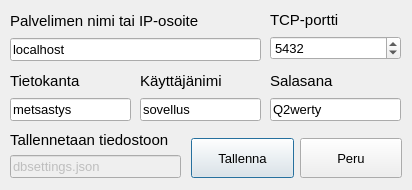
janlevea/hirviporukka, file serverSettingsDialog.ui: the form before one commit.
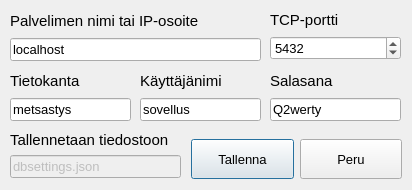
The form after the commit.

What changed in the file:
```diff
--- a/serverSettingsDialog.ui
+++ b/serverSettingsDialog.ui
@@ -13,7 +13,7 @@
   <property name="windowTitle">
    <string>Tietokantapalvelimen asetukset</string>
   </property>
-  <widget class="QWidget" name="">
+  <widget class="QWidget" name="layoutWidget">
    <property name="geometry">
     <rect>
      <x>10</x>
@@ -49,7 +49,7 @@
     </item>
    </layout>
   </widget>
-  <widget class="QWidget" name="">
+  <widget class="QWidget" name="layoutWidget">
    <property name="geometry">
     <rect>
      <x>270</x>
@@ -91,7 +91,7 @@
     </item>
    </layout>
   </widget>
-  <widget class="QWidget" name="">
+  <widget class="QWidget" name="layoutWidget">
    <property name="geometry">
     <rect>
      <x>10</x>
@@ -127,7 +127,7 @@
     </item>
    </layout>
   </widget>
-  <widget class="QWidget" name="">
+  <widget class="QWidget" name="layoutWidget">
    <property name="geometry">
     <rect>
      <x>140</x>
@@ -163,7 +163,7 @@
     </item>
    </layout>
   </widget>
-  <widget class="QWidget" name="">
+  <widget class="QWidget" name="layoutWidget">
    <property name="geometry">
     <rect>
      <x>270</x>
@@ -202,7 +202,7 @@
     </item>
    </layout>
   </widget>
-  <widget class="QWidget" name="">
+  <widget class="QWidget" name="layoutWidget">
    <property name="geometry">
     <rect>
      <x>10</x>
@@ -241,13 +241,13 @@
     </item>
    </layout>
   </widget>
-  <widget class="QWidget" name="">
+  <widget class="QWidget" name="layoutWidget">
    <property name="geometry">
     <rect>
      <x>191</x>
      <y>138</y>
      <width>211</width>
-     <height>41</height>
+     <height>42</height>
     </rect>
    </property>
    <layout class="QHBoxLayout" name="horizontalLayout">
```
